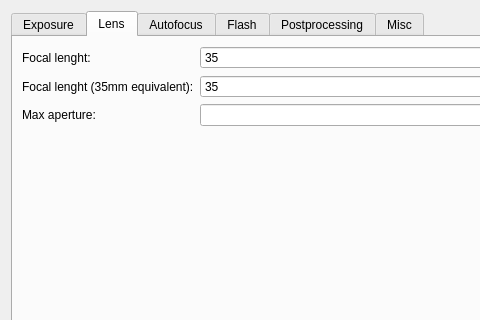
Before: the Qt Designer form krita/plugins/viewplugins/metadataeditor/editors/exif.ui in KDE/krita, drawn with Qt 5; both pictures show x 0 to 480 and y 0 to 320 of the 561 by 483 pixel window.
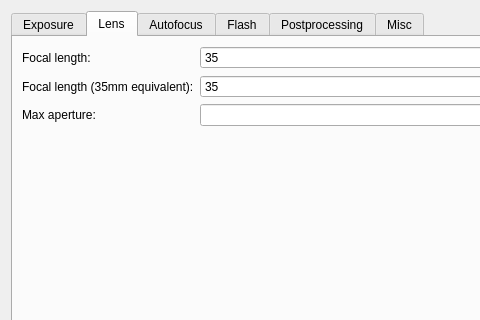
After: the same form once the commit is applied. The open tabs and pages were chosen to show the change.

Commit message: fix typo lenght -> length; capitalize Bezier; one Boolean rewording

Patch:
```diff
--- a/krita/plugins/viewplugins/metadataeditor/editors/exif.ui
+++ b/krita/plugins/viewplugins/metadataeditor/editors/exif.ui
@@ -251,7 +251,7 @@
          <item row="0" column="0" >
           <widget class="QLabel" name="label_6" >
            <property name="text" >
-            <string>Focal lenght:</string>
+            <string>Focal length:</string>
            </property>
            <property name="buddy" >
             <cstring>editFocalLength</cstring>
@@ -274,7 +274,7 @@
          <item row="1" column="0" >
           <widget class="QLabel" name="label_5" >
            <property name="text" >
-            <string>Focal lenght (35mm equivalent):</string>
+            <string>Focal length (35mm equivalent):</string>
            </property>
            <property name="buddy" >
             <cstring>editFocalLengthIn35mmFilm</cstring>
```
The commit also changes 13 other files.
